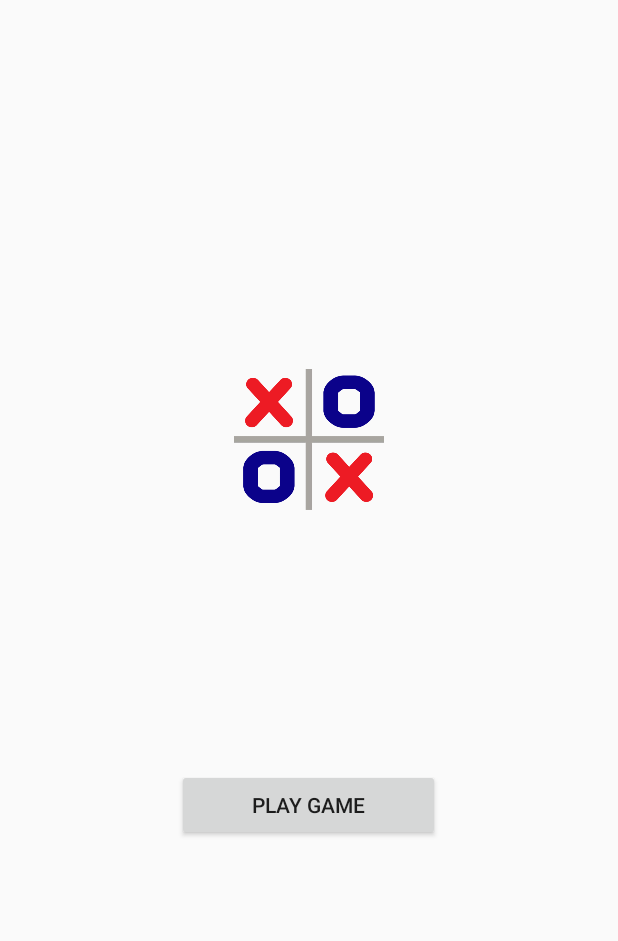
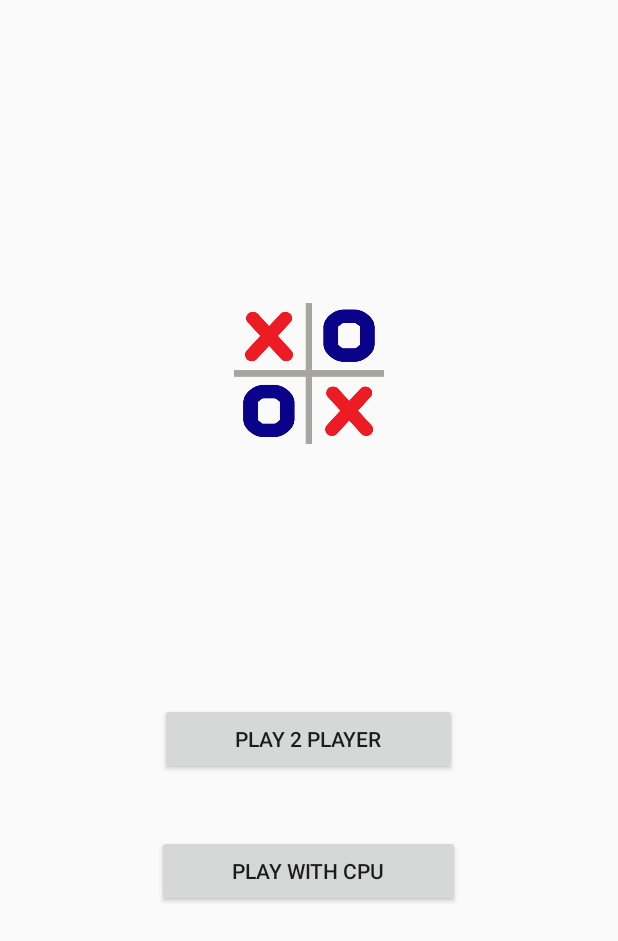
Before and after one commit to yasintohan/Tic-Tac-Toe-Game, an Android app: the screen it shows after launch (MainActivity), on a phone screen of 412 x 824 dp. Shown: the top 941 px of the screen. Run offline under Robolectric (Android 15) with nearby library versions, the phone set to English and light mode, and no system bars.

Commit message:
Main Page Fixed

```diff
--- a/TikTakToeGame/app/src/main/java/com/tohandesign/tiktaktoegame/MainActivity.java
+++ b/TikTakToeGame/app/src/main/java/com/tohandesign/tiktaktoegame/MainActivity.java
@@ -21,6 +21,19 @@ public class MainActivity extends AppCompatActivity {
         playbutton.setOnClickListener(new View.OnClickListener() {
             @Override
             public void onClick(View view) {
+                Boolean bl = false;
+                gameIntent.putExtra("CPU_VALUE", bl);
+                startActivity(gameIntent);
+            }
+        });
+
+        Button cpuButton = (Button) findViewById(R.id.playCPU);
+
+        cpuButton.setOnClickListener(new View.OnClickListener() {
+            @Override
+            public void onClick(View view) {
+                Boolean bl = true;
+                gameIntent.putExtra("CPU_VALUE", bl);
                 startActivity(gameIntent);
             }
         });
--- a/TikTakToeGame/app/src/main/res/layout/activity_main.xml
+++ b/TikTakToeGame/app/src/main/res/layout/activity_main.xml
@@ -31,7 +31,19 @@
             android:layout_marginBottom="20dp"
             android:paddingLeft="50dp"
             android:paddingRight="50dp"
-            android:text="Play Game" />
+            android:text="Play 2 Player" />
+
+        <Button
+            android:id="@+id/playCPU"
+            android:layout_width="wrap_content"
+            android:layout_height="wrap_content"
+            android:layout_marginStart="20dp"
+            android:layout_marginTop="20dp"
+            android:layout_marginEnd="20dp"
+            android:layout_marginBottom="20dp"
+            android:paddingLeft="50dp"
+            android:paddingRight="50dp"
+            android:text="Play WITH CPU" />
     </LinearLayout>
 
 </RelativeLayout>
```
Also changed, not shown: TikTakToeGame/app/src/main/java/com/tohandesign/tiktaktoegame/GameActivity.java (+17 -6 lines), 1 other file.
